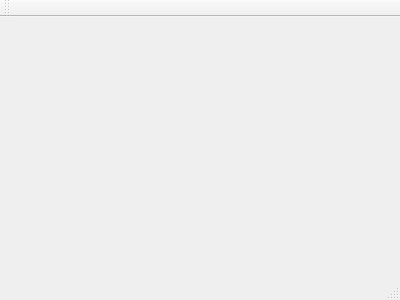
sandeep123patel/Tao, file testqt/Desktop/mainwindow.ui: the form before one commit.
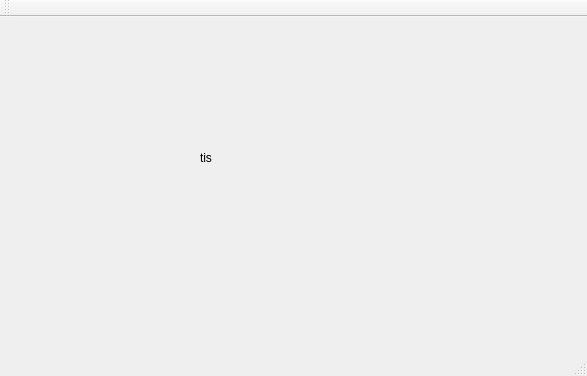
The form after the commit.

Patch:
```diff
--- a/testqt/Desktop/mainwindow.ui
+++ b/testqt/Desktop/mainwindow.ui
@@ -1,24 +1,53 @@
 <ui version="4.0">
  <class>MainWindow</class>
- <widget class="QMainWindow" name="MainWindow" >
-  <property name="geometry" >
+ <widget class="QMainWindow" name="MainWindow">
+  <property name="geometry">
    <rect>
     <x>0</x>
     <y>0</y>
-    <width>400</width>
-    <height>300</height>
+    <width>587</width>
+    <height>376</height>
    </rect>
   </property>
   <property name="windowTitle" >
    <string>MainWindow</string>
   </property>
-  <widget class="QMenuBar" name="menuBar" />
-  <widget class="QToolBar" name="mainToolBar" />
-  <widget class="QWidget" name="centralWidget" />
-  <widget class="QStatusBar" name="statusBar" />
+  <widget class="QWidget" name="centralWidget">
+   <widget class="QLabel" name="label">
+    <property name="geometry">
+     <rect>
+      <x>200</x>
+      <y>110</y>
+      <width>181</width>
+      <height>61</height>
+     </rect>
+    </property>
+    <property name="text">
+     <string>tis</string>
+    </property>
+   </widget>
+  </widget>
+  <widget class="QMenuBar" name="menuBar">
+   <property name="geometry">
+    <rect>
+     <x>0</x>
+     <y>0</y>
+     <width>587</width>
+     <height>22</height>
+    </rect>
+   </property>
+  </widget>
+  <widget class="QToolBar" name="mainToolBar">
+   <attribute name="toolBarArea">
+    <enum>TopToolBarArea</enum>
+   </attribute>
+   <attribute name="toolBarBreak">
+    <bool>false</bool>
+   </attribute>
+  </widget>
+  <widget class="QStatusBar" name="statusBar"/>
  </widget>
- <layoutDefault spacing="6" margin="11" />
- <pixmapfunction></pixmapfunction>
+ <layoutdefault spacing="6" margin="11"/>
  <resources/>
  <connections/>
 </ui>
```
Left out of the diff: 3 changed lines with no effect on the pictures.
